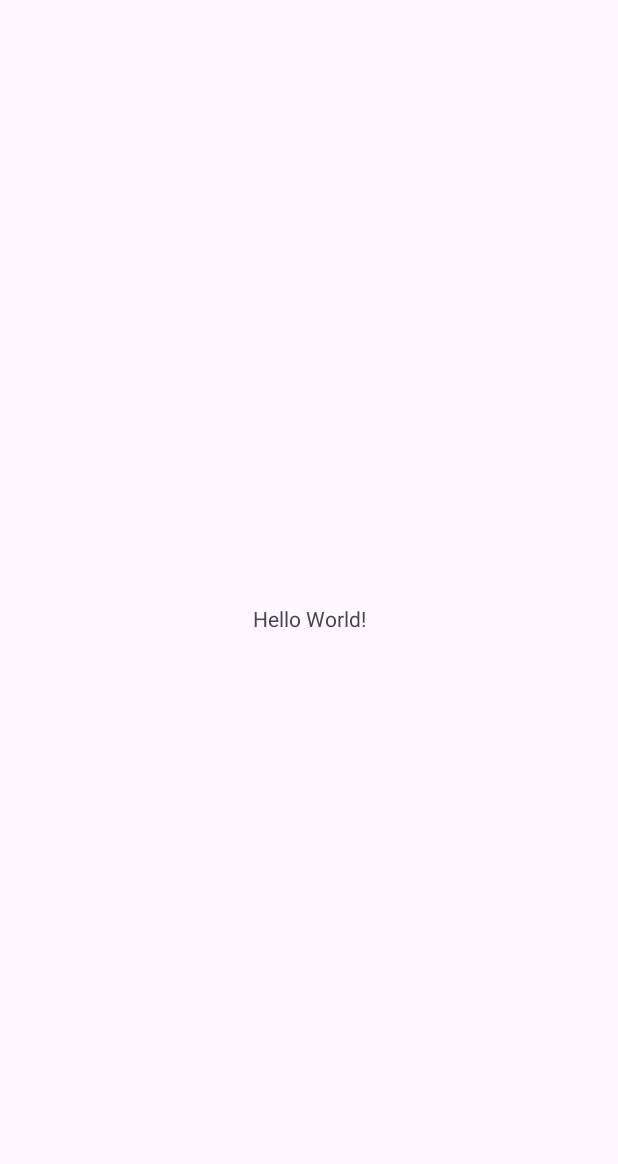
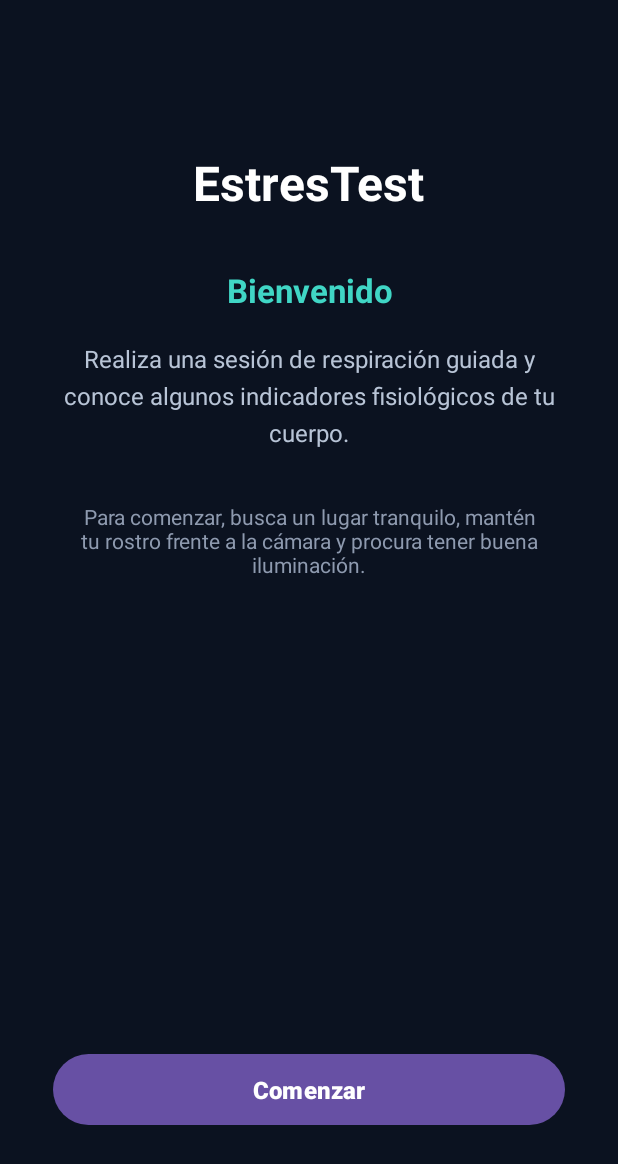
Before and after one commit to Sgruno/BioFeedback, an Android app: the screen it shows after launch (MainActivity), on a phone screen of 412 x 824 dp. Before the commit the part shown is almost empty. Shown: the top 1164 px of the screen. Run offline under Robolectric (Android 15) with nearby library versions, the phone set to English and light mode, and no system bars.

Commit message:
feat: crear pantallas iniciales y navegacion

```diff
--- a/app/src/main/AndroidManifest.xml
+++ b/app/src/main/AndroidManifest.xml
@@ -21,6 +21,9 @@
                 <category android:name="android.intent.category.LAUNCHER" />
             </intent-filter>
         </activity>
+        <activity
+            android:name=".CaptureActivity"
+            android:exported="false" />
     </application>
 
 </manifest>
--- a/app/src/main/java/com/hafran/estrestest/MainActivity.kt
+++ b/app/src/main/java/com/hafran/estrestest/MainActivity.kt
@@ -1,20 +1,25 @@
+
 package com.hafran.estrestest
 
+import android.content.Intent
 import android.os.Bundle
-import androidx.activity.enableEdgeToEdge
 import androidx.appcompat.app.AppCompatActivity
-import androidx.core.view.ViewCompat
-import androidx.core.view.WindowInsetsCompat
+import com.hafran.estrestest.databinding.ActivityMainBinding
 
 class MainActivity : AppCompatActivity() {
+
+    private lateinit var binding: ActivityMainBinding
+
     override fun onCreate(savedInstanceState: Bundle?) {
         super.onCreate(savedInstanceState)
-        enableEdgeToEdge()
-        setContentView(R.layout.activity_main)
-        ViewCompat.setOnApplyWindowInsetsListener(findViewById(R.id.main)) { v, insets ->
-            val systemBars = insets.getInsets(WindowInsetsCompat.Type.systemBars())
-            v.setPadding(systemBars.left, systemBars.top, systemBars.right, systemBars.bottom)
-            insets
+
+        binding = ActivityMainBinding.inflate(layoutInflater)
+        setContentView(binding.root)
+
+        // Abrir la pantalla de captura
+        binding.btnReady.setOnClickListener {
+            val intent = Intent(this, CaptureActivity::class.java)
+            startActivity(intent)
         }
     }
 }
--- a/app/src/main/res/layout/activity_main.xml
+++ b/app/src/main/res/layout/activity_main.xml
@@ -1,19 +1,82 @@
-<?xml version="1.0" encoding="utf-8"?>
-<androidx.constraintlayout.widget.ConstraintLayout xmlns:android="http://schemas.android.com/apk/res/android"
+
+<androidx.constraintlayout.widget.ConstraintLayout
+    xmlns:android="http://schemas.android.com/apk/res/android"
     xmlns:app="http://schemas.android.com/apk/res-auto"
-    xmlns:tools="http://schemas.android.com/tools"
     android:id="@+id/main"
     android:layout_width="match_parent"
     android:layout_height="match_parent"
-    tools:context=".MainActivity">
+    android:background="#0B1220">
 
     <TextView
+        android:id="@+id/txtAppName"
         android:layout_width="wrap_content"
         android:layout_height="wrap_content"
-        android:text="Hello World!"
+        android:text="EstresTest"
+        android:textColor="#FFFFFF"
+        android:textSize="32sp"
+        android:textStyle="bold"
+        android:layout_marginTop="100dp"
+        app:layout_constraintTop_toTopOf="parent"
+        app:layout_constraintStart_toStartOf="parent"
+        app:layout_constraintEnd_toEndOf="parent"/>
+
+    <TextView
+        android:id="@+id/txtWelcome"
+        android:layout_width="0dp"
+        android:layout_height="wrap_content"
+        android:text="Bienvenido"
+        android:textColor="#40D6C5"
+        android:textSize="22sp"
+        android:textStyle="bold"
+        android:gravity="center"
+        android:layout_marginTop="35dp"
+        app:layout_constraintTop_toBottomOf="@id/txtAppName"
+        app:layout_constraintStart_toStartOf="parent"
+        app:layout_constraintEnd_toEndOf="parent"/>
+
+    <TextView
+        android:id="@+id/txtDescription"
+        android:layout_width="0dp"
+        android:layout_height="wrap_content"
+        android:text="Realiza una sesión de respiración guiada y conoce algunos indicadores fisiológicos de tu cuerpo."
+        android:textColor="#B8C4D6"
+        android:textSize="16sp"
+        android:gravity="center"
+        android:lineSpacingExtra="6dp"
+        android:layout_marginStart="35dp"
+        android:layout_marginEnd="35dp"
+        android:layout_marginTop="20dp"
+        app:layout_constraintTop_toBottomOf="@id/txtWelcome"
+        app:layout_constraintStart_toStartOf="parent"
+        app:layout_constraintEnd_toEndOf="parent"/>
+
+    <TextView
+        android:id="@+id/txtPrivacy"
+        android:layout_width="0dp"
+        android:layout_height="wrap_content"
+        android:text="Para comenzar, busca un lugar tranquilo, mantén tu rostro frente a la cámara y procura tener buena iluminación."
+        android:textColor="#8E9AAF"
+        android:textSize="14sp"
+        android:gravity="center"
+        android:layout_marginStart="35dp"
+        android:layout_marginEnd="35dp"
+        android:layout_marginTop="35dp"
+        app:layout_constraintTop_toBottomOf="@id/txtDescription"
+        app:layout_constraintStart_toStartOf="parent"
+        app:layout_constraintEnd_toEndOf="parent"/>
+
+    <Button
+        android:id="@+id/btnReady"
+        android:layout_width="0dp"
+        android:layout_height="55dp"
+        android:text="Comenzar"
+        android:textSize="16sp"
+        android:textStyle="bold"
+        android:layout_marginStart="35dp"
+        android:layout_marginEnd="35dp"
+        android:layout_marginBottom="70dp"
         app:layout_constraintBottom_toBottomOf="parent"
-        app:layout_constraintEnd_toEndOf="parent"
         app:layout_constraintStart_toStartOf="parent"
-        app:layout_constraintTop_toTopOf="parent" />
+        app:layout_constraintEnd_toEndOf="parent"/>
 
 </androidx.constraintlayout.widget.ConstraintLayout>
```
Also changed, not shown: app/build.gradle.kts (+8 -0 lines), app/src/main/java/com/hafran/estrestest/CaptureActivity.kt (added, +23 -0 lines), app/src/main/res/drawable/face_guide.xml (added, +11 -0 lines), app/src/main/res/layout/activity_capture.xml (added, +59 -0 lines).
